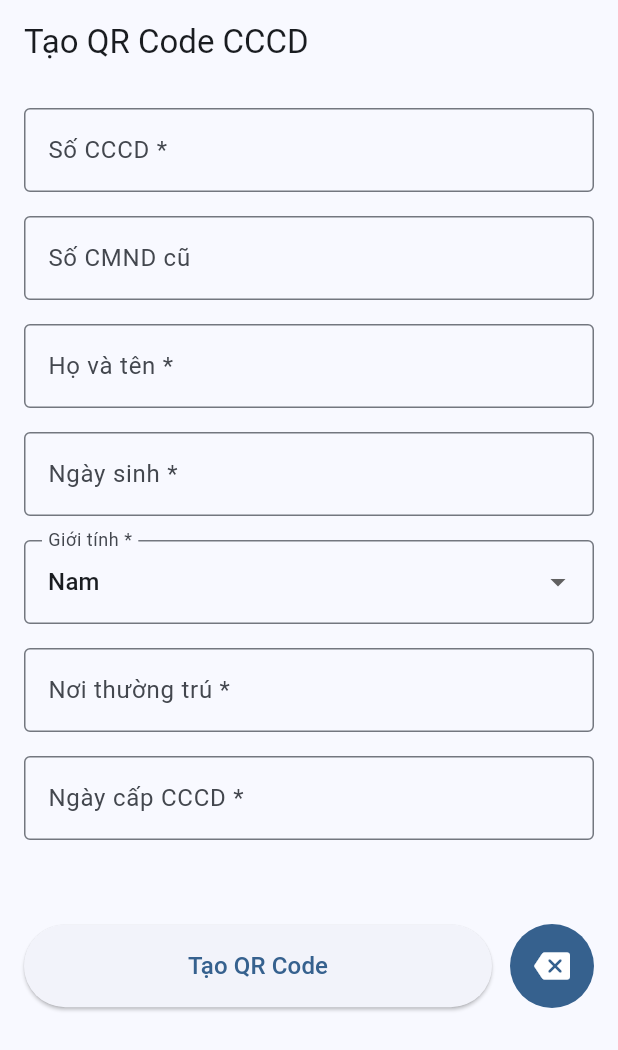
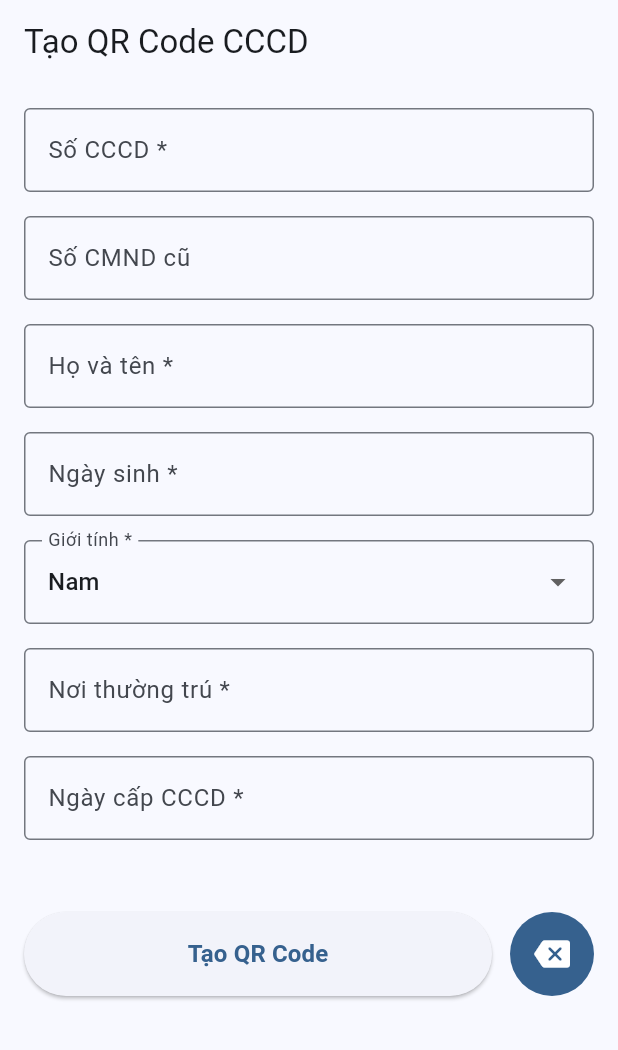
Before and after one commit to vanvixi/vnid-qr, a Flutter app: the screen it shows after launch, on a phone screen of 412 x 824 dp. Shown: the top 1050 px of the screen. Run offline on Flutter 3.47's test engine with Material 3 defaults, Android fonts, the phone set to English and light mode, and no system bars; our stand-ins replace pretty_qr_code.

Commit message:
style: adjust form validation mode and button styling for improved user experience

```diff
--- a/lib/screens/widgets/my_form.dart
+++ b/lib/screens/widgets/my_form.dart
@@ -44,23 +44,24 @@ class _MyFormState extends State<MyForm> {
       },
       child: Form(
         key: _formKey,
+        autovalidateMode: .onUnfocus,
         child: SingleChildScrollView(
           padding: const .all(16),
           child: Column(
             spacing: 16,
             children: [
               ...widget.children,
-              const SizedBox(height: 24),
+              const SizedBox(height: 16),
               Row(
                 spacing: 12,
                 children: [
                   Expanded(
                     child: ElevatedButton(
                       onPressed: _handleSubmit,
-                      style: ElevatedButton.styleFrom(padding: const .all(16)),
+                      style: ElevatedButton.styleFrom(fixedSize: Size.fromHeight(56)),
                       child: const Text(
                         'Tạo QR Code',
-                        style: TextStyle(fontSize: 16),
+                        style: TextStyle(fontSize: 16, fontWeight: .bold),
                       ),
                     ),
                   ),
```
